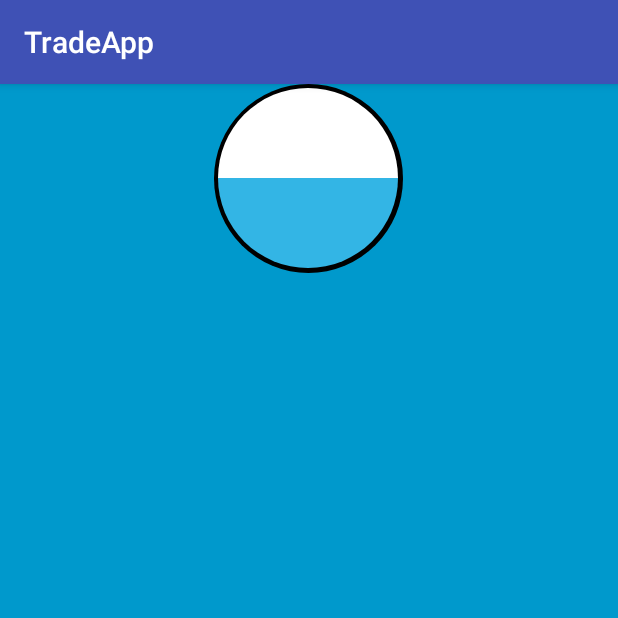
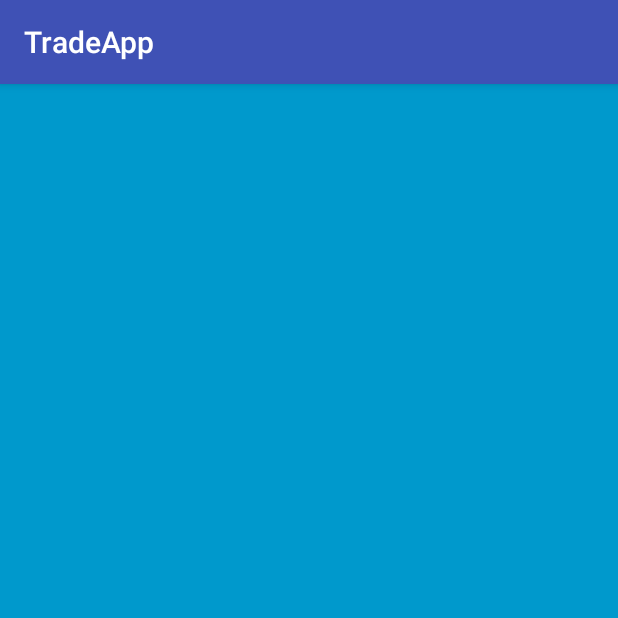
Before and after one commit to iarchii/trade_app, an Android app: the ProductDetailsActivity screen opened directly, with no data from a screen before it, on a phone screen of 412 x 824 dp, the top half of it. Run offline under Robolectric (Android 15) with nearby library versions, the phone set to English and light mode, and no system bars; our stand-ins replace Dagger/Hilt's generated code, RxJava; 2 statements that could not run were skipped.

Commit message:
formatting with decimals from API,  base details view

```diff
--- a/app/src/main/java/xyz/thecodeside/tradeapp/productlist/ProductListActivity.kt
+++ b/app/src/main/java/xyz/thecodeside/tradeapp/productlist/ProductListActivity.kt
@@ -42,7 +42,7 @@ class ProductListActivity : AppCompatActivity(), ProductListPresenter.ProductLis
 
         productsRV.layoutManager = GridLayoutManager(this, PRODUCT_COLUMNS)
         productsRV.addItemDecoration(GridItemDecoration(
-                resources.getDimensionPixelSize(R.dimen.product_spaceing),
+                resources.getDimensionPixelSize(R.dimen.item_spacing),
                 PRODUCT_COLUMNS))
         productsRV.adapter = adapter
 
--- a/app/src/main/java/xyz/thecodeside/tradeapp/productlist/ProductViewHolder.kt
+++ b/app/src/main/java/xyz/thecodeside/tradeapp/productlist/ProductViewHolder.kt
@@ -15,7 +15,7 @@ class ProductViewHolder(val clickListener: ProductClickListener,
         this.product = product
 
         itemView.productName.text = product.displayName
-        itemView.productPrice.text = NumberFormatter.format(product.currentPrice.amount)
+        itemView.productPrice.text = NumberFormatter.format(product.currentPrice.amount, product.currentPrice.decimals)
         val diff = calculateDiff(product.currentPrice.amount, product.closingPrice.amount)
 
         itemView.productDiff.text = NumberFormatter.formatPercent(diff)
--- a/app/src/main/res/layout/activity_product_details.xml
+++ b/app/src/main/res/layout/activity_product_details.xml
@@ -1,7 +1,13 @@
 <?xml version="1.0" encoding="utf-8"?>
 <LinearLayout xmlns:android="http://schemas.android.com/apk/res/android"
     android:orientation="vertical" android:layout_width="match_parent"
-    android:layout_height="match_parent">
+    android:layout_height="match_parent"
+    android:gravity="center_horizontal"
+    >
 
-    <include layout="@layout/circle_item_view"/>
+   <TextView
+       android:id="@+id/displayName"
+       style="@style/LabelStyle" />
+
+
 </LinearLayout>
```
Also changed, not shown: app/src/main/java/xyz/thecodeside/tradeapp/helpers/NumberFormatter.kt (+12 -7 lines).
